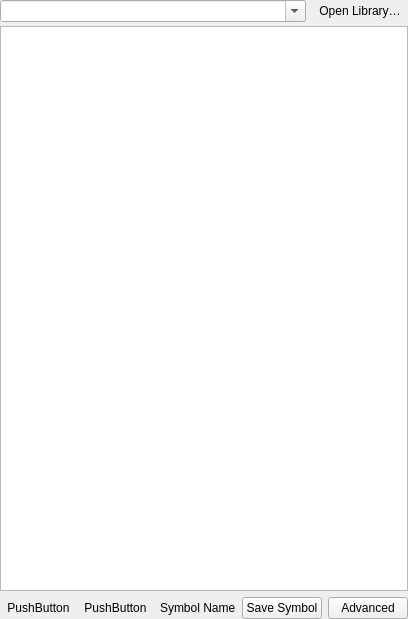
Old version of the form src/ui/qgsstyleitemslistwidgetbase.ui in the repository qgis/QGIS.
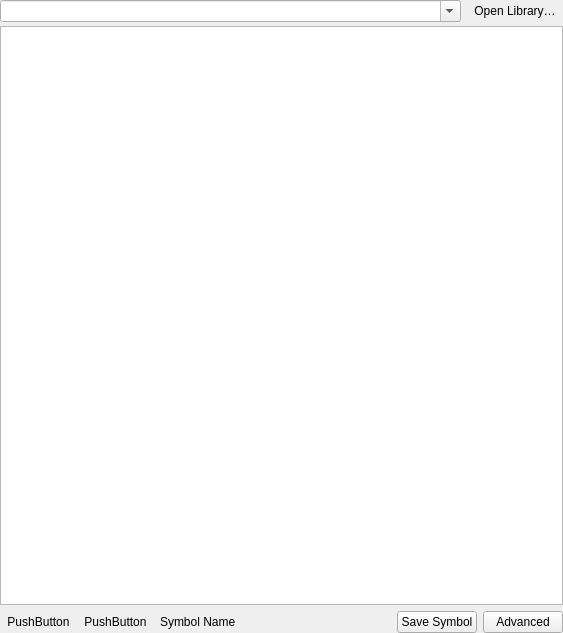
New version of the form. Icons and pictures are not drawn.

Commit message:
[symbology] Add a thumbnail size slider to style manager dialog
Cos sometimes the thumbnail sizes are just too small to get a good
representation of a symbol!

Sponsored by North Road

Diff of the .ui file:
```diff
--- a/src/ui/qgsstyleitemslistwidgetbase.ui
+++ b/src/ui/qgsstyleitemslistwidgetbase.ui
@@ -6,8 +6,8 @@
    <rect>
     <x>0</x>
     <y>0</y>
-    <width>386</width>
-    <height>619</height>
+    <width>563</width>
+    <height>633</height>
    </rect>
   </property>
   <property name="windowTitle">
```
Left out of the diff: 1 changed line with no effect on the pictures. The commit also changes 3 other files.
